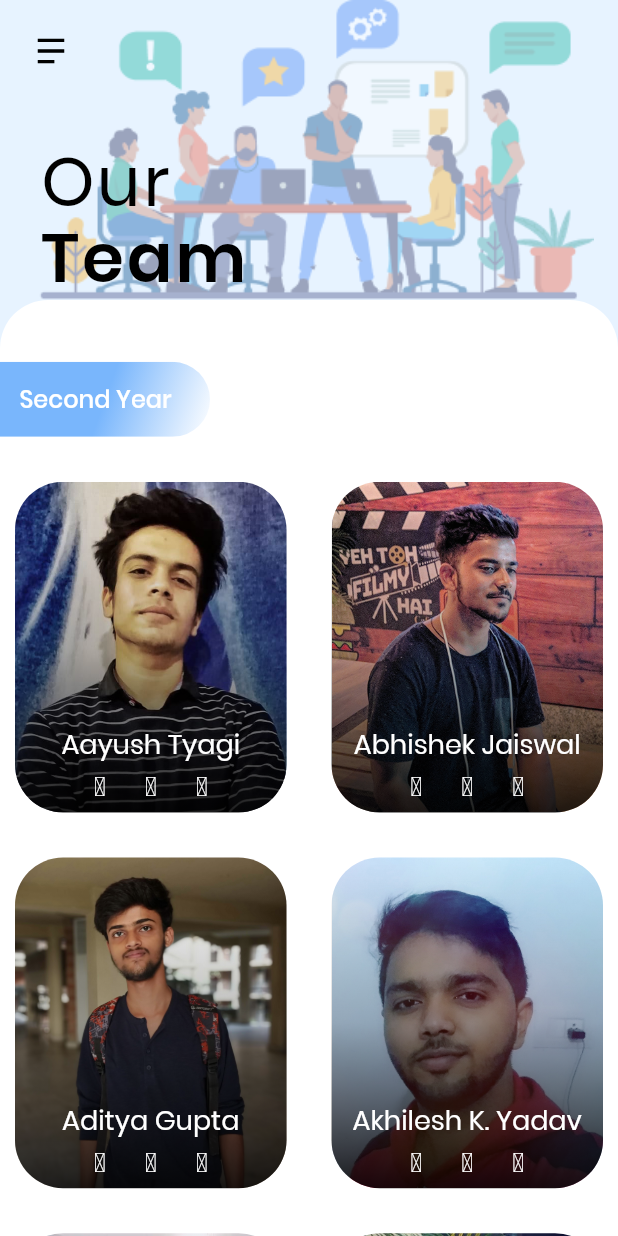
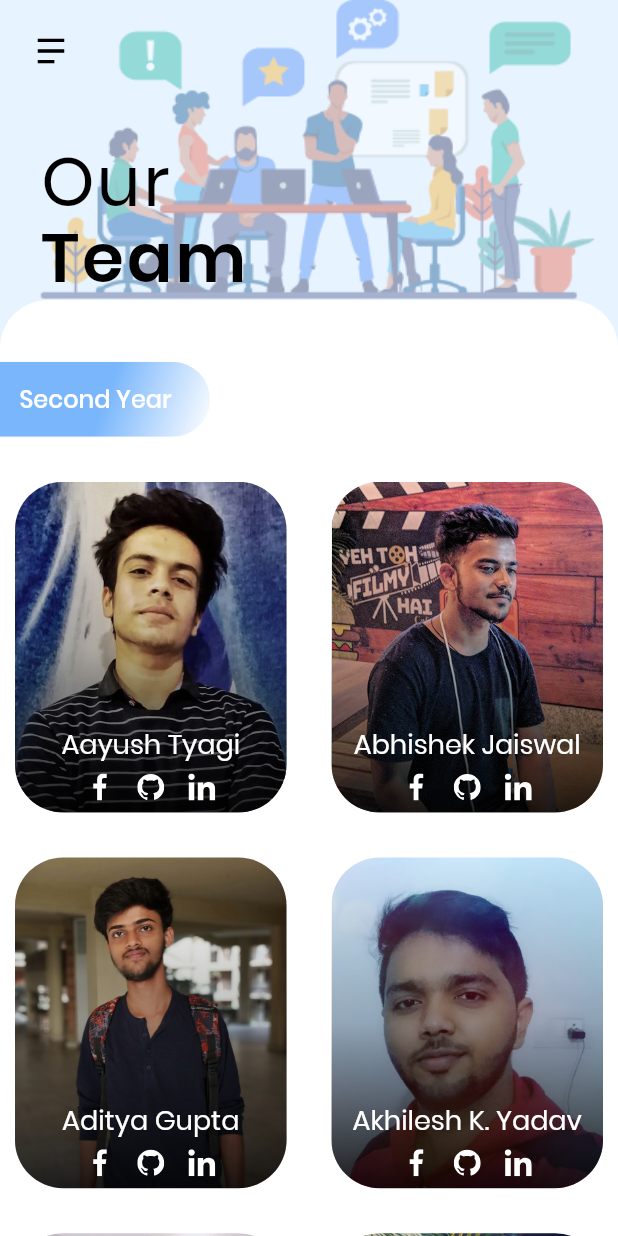
Before and after one commit to xdityxa/CSI-App, a Flutter app: the SecondYearScreen screen opened by its route, on a phone screen of 412 x 824 dp. Run offline on Flutter 3.47's test engine with Material 2 defaults, Android fonts, the phone set to English and light mode, and no system bars; our stand-ins replace flutter_svg, hexcolor.

Commit message:
social icons updated

```diff
--- a/lib/card_icons_icons.dart
+++ /dev/null
@@ -1,27 +0,0 @@
-/// Flutter icons Card_icons
-/// Copyright (C) 2020 by original authors @ fluttericon.com, fontello.com
-/// This font was generated by FlutterIcon.com, which is derived from Fontello.
-///
-/// To use this font, place it in your fonts/ directory and include the
-/// following in your pubspec.yaml
-///
-/// flutter:
-///   fonts:
-///    - family:  Card_icons
-///      fonts:
-///       - asset: fonts/Card_icons.ttf
-///
-///
-///
-import 'package:flutter/widgets.dart';
-
-class Cardicons {
-  Cardicons._();
-
-  static const _kFontFam = 'Cardicons';
-  static const _kFontPkg = null;
-
-  static const IconData facebook_1 = IconData(0xe800, fontFamily: _kFontFam, fontPackage: _kFontPkg);
-  static const IconData linkedin = IconData(0xe802, fontFamily: _kFontFam, fontPackage: _kFontPkg);
-  static const IconData github_sign = IconData(0xe807, fontFamily: _kFontFam, fontPackage: _kFontPkg);
-}
--- a/lib/widgets/individual.dart
+++ b/lib/widgets/individual.dart
@@ -1,5 +1,6 @@
 import 'package:flutter/material.dart';
-import 'package:csi_app/card_icons_icons.dart';
+
+import 'package:flutter_svg/flutter_svg.dart';
 
 class Individual extends StatelessWidget {
   final String name;
@@ -18,7 +19,6 @@ class Individual extends StatelessWidget {
 
   @override
   Widget build(BuildContext context) {
-    final mediaQuery = MediaQuery.of(context);
     return InkWell(
         child: Stack(
           children: <Widget>[
@@ -75,10 +75,7 @@ class Individual extends StatelessWidget {
                           minWidth: 20,
                           minHeight: 20,
                         ),
-                        icon: Icon(
-                          Cardicons.facebook_1,
-                          color: Colors.white,
-                        ),
+                        icon: SvgPicture.asset('assets/icons/facebook.svg', color: Colors.white),
                         onPressed: () {},
                       ),
                       IconButton(
@@ -87,10 +84,7 @@ class Individual extends StatelessWidget {
                           minWidth: 20,
                           minHeight: 20,
                         ),
-                        icon: Icon(
-                          Cardicons.github_sign,
-                          color: Colors.white,
-                        ),
+                        icon: SvgPicture.asset('assets/icons/github-image.svg', color: Colors.white),
                         onPressed: () {},
                       ),
                       IconButton(
@@ -99,10 +93,7 @@ class Individual extends StatelessWidget {
                           minWidth: 20,
                           minHeight: 20,
                         ),
-                        icon: Icon(
-                          Cardicons.linkedin,
-                          color: Colors.white,
-                        ),
+                        icon: SvgPicture.asset('assets/icons/linkedin.svg', color: Colors.white),
                         onPressed: () {},
                       ),
                     ],
--- a/pubspec.yaml
+++ b/pubspec.yaml
@@ -92,9 +92,14 @@ flutter:
     - assets/images/fourthYear/sonali.jpeg
     - assets/images/fourthYear/yashvi.jpeg
     - assets/images/fourthYear/yashvi.jpeg
+
     - assets/icons/menu.svg
 
+    - assets/icons/facebook.svg
 
+    - assets/icons/github-image.svg
+
+    - assets/icons/linkedin.svg
 
   # An image asset can refer to one or more resolution-specific "variants", see
   # https://flutter.dev/assets-and-images/#resolution-aware.
```
Also changed, not shown: assets/icons/MyFlutterApp.ttf (deleted), assets/icons/facebook.svg (added), assets/icons/github-image.svg (added), assets/icons/linkedin.svg (added).
